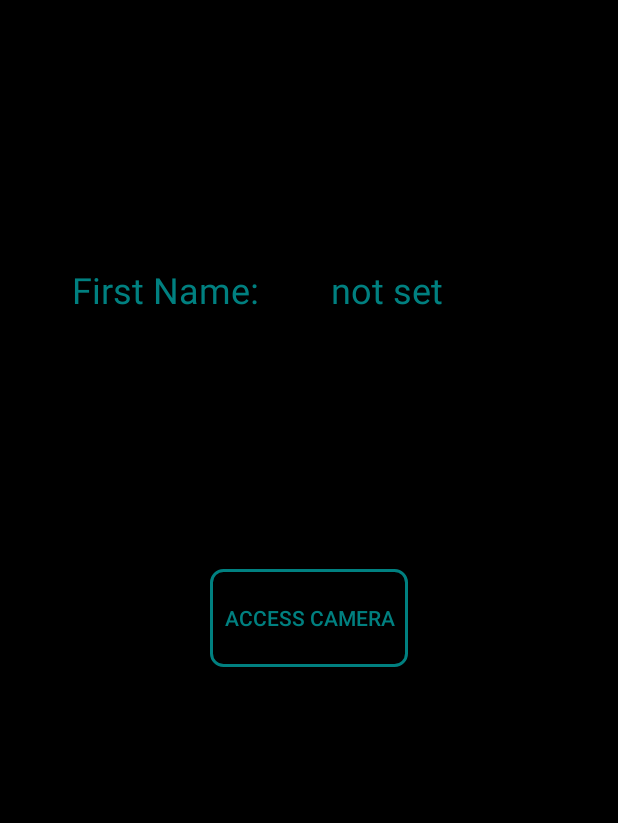
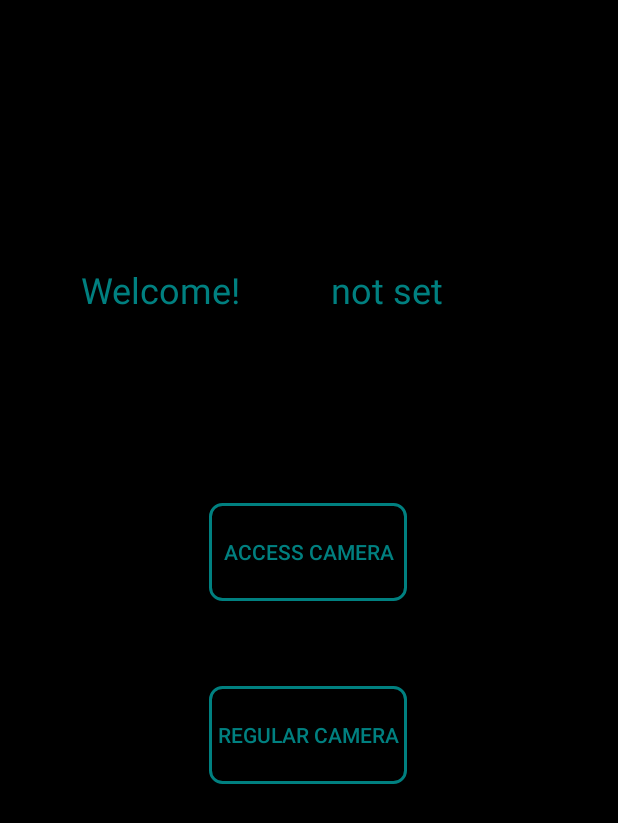
Before and after one commit to ArnoldG8/Mid_Term_Project_USIU, an Android app: the Dashboard screen opened directly, with no data from a screen before it, on a phone screen of 412 x 824 dp. Shown: the top 823 px of the screen. Run offline under Robolectric (Android 15) with nearby library versions, the phone set to English and light mode, and no system bars; our stand-ins replace Firebase (no records; nobody signed in at launch, a user with empty details on screens opened directly).

Commit message:
Fully functional system, complete phase 1

```diff
--- a/app/build.gradle
+++ b/app/build.gradle
@@ -27,6 +27,9 @@ android {
         sourceCompatibility JavaVersion.VERSION_1_8
         targetCompatibility JavaVersion.VERSION_1_8
     }
+    buildFeatures {
+        mlModelBinding true
+    }
 }
 
 dependencies {
@@ -36,6 +39,9 @@ dependencies {
     implementation 'androidx.constraintlayout:constraintlayout:2.1.4'
     implementation 'com.google.firebase:firebase-firestore:24.4.0'
     implementation 'com.google.firebase:firebase-auth:21.1.0'
+    implementation 'com.google.android.gms:play-services-fitness:21.0.1'
+    implementation 'org.tensorflow:tensorflow-lite-support:0.1.0'
+    implementation 'org.tensorflow:tensorflow-lite-metadata:0.1.0'
 //    implementation 'androidx.camera:camera-view:1.1.0-beta02'
 //    implementation 'androidx.camera:camera-lifecycle:1.0.2'
     testImplementation 'junit:junit:4.13.2'
--- a/app/src/main/java/arnold/aijuka/midterm_project/Dashboard.java
+++ b/app/src/main/java/arnold/aijuka/midterm_project/Dashboard.java
@@ -22,7 +22,7 @@ public class Dashboard extends AppCompatActivity {
     FirebaseFirestore db;
 
     //Button initialisation
-    Button cameraBtn;
+    Button cameraBtn, regCamera;
 
     //Text view
     TextView first;
@@ -46,6 +46,7 @@ public class Dashboard extends AppCompatActivity {
 
         //Button Assignment
         cameraBtn = findViewById(R.id.cameraBtn);
+        regCamera = findViewById(R.id.cameraPicBtn);
 
         //Details
         Details data = new Details();
@@ -79,5 +80,14 @@ public class Dashboard extends AppCompatActivity {
                 startActivity(next);
             }
         });
+
+        regCamera.setOnClickListener(new View.OnClickListener() {
+            @Override
+            public void onClick(View view) {
+                Intent next = new Intent(getApplicationContext(), picCamera.class);
+                startActivity(next);
+            }
+        });
+
     }
 }
--- a/app/src/main/res/layout/activity_dashboard.xml
+++ b/app/src/main/res/layout/activity_dashboard.xml
@@ -11,7 +11,7 @@
         android:id="@+id/first"
         android:layout_width="wrap_content"
         android:layout_height="wrap_content"
-        android:text="@string/fName"
+        android:text="@string/welcome"
         android:textSize="24dp"
         android:textColor="@color/blue"
         app:layout_constraintBottom_toBottomOf="parent"
@@ -43,7 +43,23 @@
         android:textColor="@color/blue"
         app:layout_constraintBottom_toBottomOf="parent"
         app:layout_constraintEnd_toEndOf="parent"
+        app:layout_constraintHorizontal_bias="0.498"
         app:layout_constraintStart_toStartOf="parent"
-        app:layout_constraintTop_toTopOf="parent" />
+        app:layout_constraintTop_toTopOf="parent"
+        app:layout_constraintVertical_bias="0.442" />
+
+    <Button
+        android:id="@+id/cameraPicBtn"
+        android:layout_width="132dp"
+        android:layout_height="65dp"
+        android:background="@drawable/button_border"
+        android:text="@string/cameraPic"
+        android:textColor="@color/blue"
+        app:layout_constraintBottom_toBottomOf="parent"
+        app:layout_constraintEnd_toEndOf="parent"
+        app:layout_constraintHorizontal_bias="0.498"
+        app:layout_constraintStart_toStartOf="parent"
+        app:layout_constraintTop_toTopOf="parent"
+        app:layout_constraintVertical_bias="0.603" />
 
 </androidx.constraintlayout.widget.ConstraintLayout>
--- a/app/src/main/res/values/strings.xml
+++ b/app/src/main/res/values/strings.xml
@@ -16,4 +16,6 @@
     <string name="Back">Cancel</string>
     <string name="nope">not set</string>
     <string name="camera">Access Camera</string>
+    <string name="cameraPic">Regular Camera</string>
+    <string name="welcome">"Welcome! "</string>
 </resources>
```
Also changed, not shown: app/src/main/AndroidManifest.xml (+8 -1 lines), app/src/main/java/arnold/aijuka/midterm_project/Camera.java (+12 -1 lines), app/src/main/java/arnold/aijuka/midterm_project/picCamera.java (+128 -1 lines), app/src/main/res/layout/activity_pic_camera.xml (+80 -2 lines).
